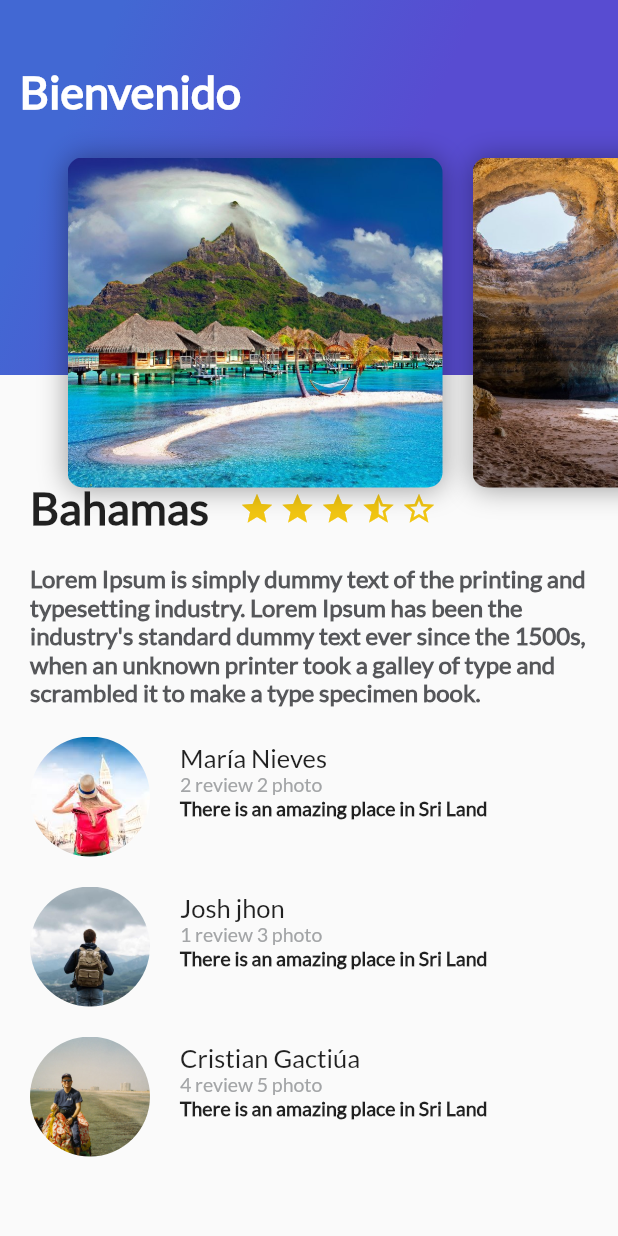
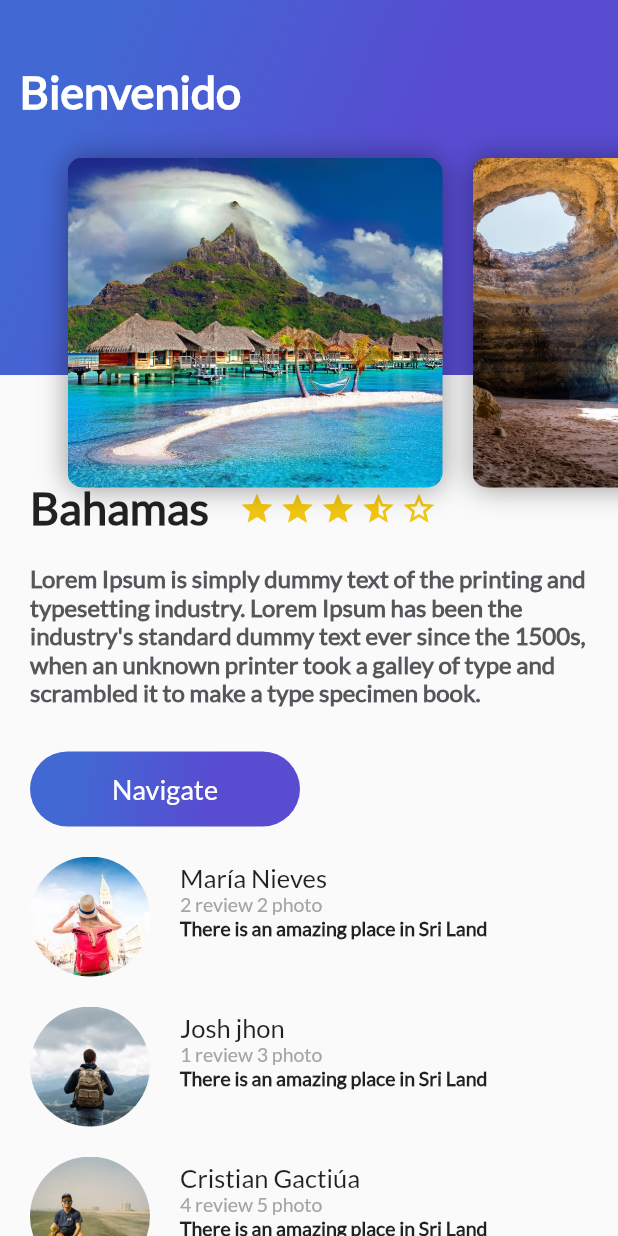
Before and after one commit to CriGacituaFlores/FlutterUIDesign, a Flutter app: the screen it shows after launch, on a phone screen of 412 x 824 dp. Run offline on Flutter 3.47's test engine with Material 2 defaults, Android fonts, the phone set to English and light mode, and no system bars.

Commit message:
Button purple widget

```diff
--- /dev/null
+++ b/lib/button_purple.dart
@@ -0,0 +1,53 @@
+import 'package:flutter/material.dart';
+
+class ButtonPurple extends StatelessWidget {
+
+  String buttonText = "Navigate";
+
+  ButtonPurple(this.buttonText);
+
+  @override
+  Widget build(BuildContext context) {
+    return InkWell(
+      onTap: () {
+        Scaffold.of(context).showSnackBar(
+            SnackBar(
+              content: Text("Navegando")
+            )
+        );
+      },
+      child: Container(
+        margin: EdgeInsets.only(
+          top: 30.0,
+          left: 20.0,
+          right: 20.0,
+        ),
+        height: 50.0,
+        width: 180.0,
+        decoration: BoxDecoration(
+          borderRadius: BorderRadius.circular(30.0),
+          gradient: LinearGradient(
+            colors: [
+              Color(0xFF4268D3),
+              Color(0xFF584CD1)
+            ],
+            begin: FractionalOffset(0.2, 0.0),
+            end: FractionalOffset(1.0, 0.6),
+            stops: [0.0,0.6],
+            tileMode: TileMode.clamp
+          )
+        ),
+        child: Center(
+          child: Text(
+            buttonText,
+           style: TextStyle(
+             fontSize: 18.0,
+             fontFamily: "Lato",
+             color: Colors.white,
+           ),
+          )
+        )
+      ),
+    );
+  }
+}
--- a/lib/description_place.dart
+++ b/lib/description_place.dart
@@ -1,4 +1,5 @@
 import 'package:flutter/material.dart';
+import 'button_purple.dart';
 
 class DescriptionPlace extends StatelessWidget {
 
@@ -94,9 +95,12 @@ class DescriptionPlace extends StatelessWidget {
     );
 
     return Column(
+      //Para alinear al comienzo ya que por defecto van alineados al centro
+      crossAxisAlignment: CrossAxisAlignment.start,
       children: <Widget>[
         title_stars,
-        description
+        description,
+        ButtonPurple("Navigate"),
       ],
     );
   }
```
